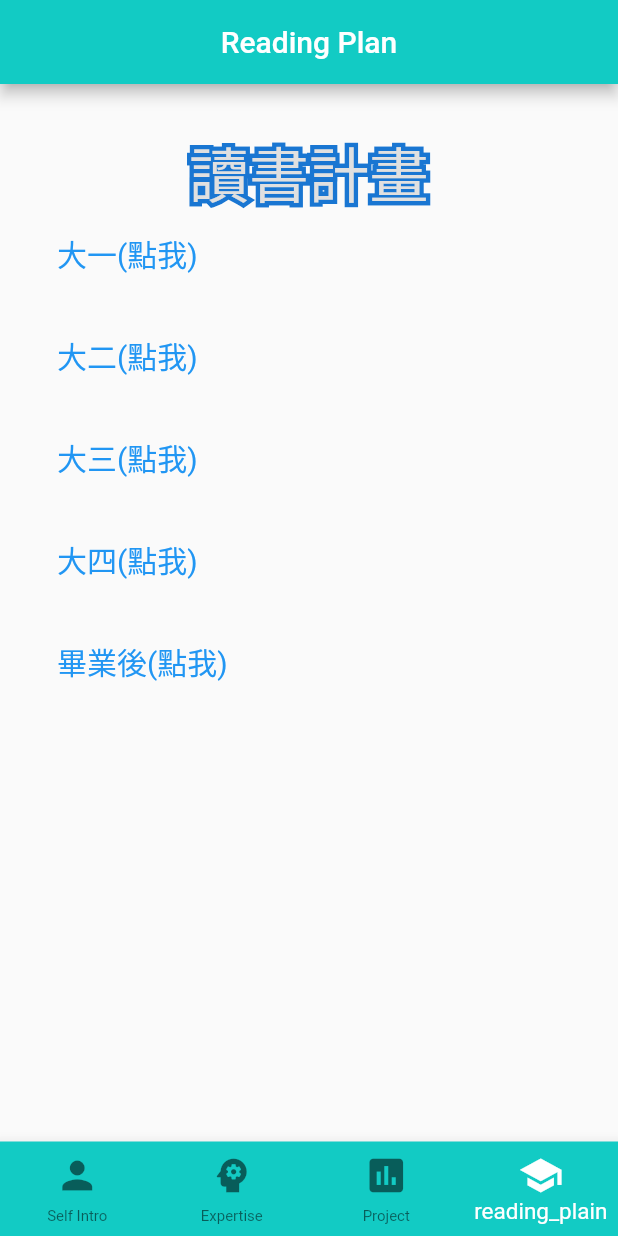
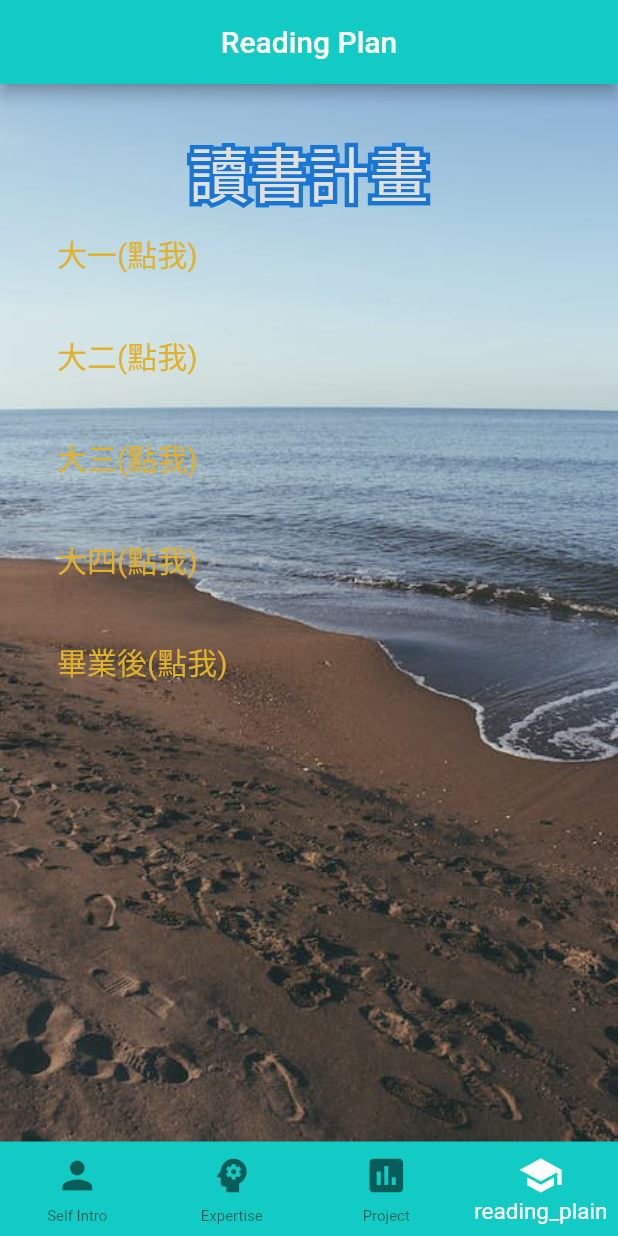
Before and after one commit to 6dingxianglong/NKUST_C109151163_-, a Flutter app: the screen it shows after launch, item 4 of the bottom bar chosen, on a phone screen of 412 x 824 dp. Run offline on Flutter 3.47's test engine with Material 2 defaults, Android fonts, the phone set to English and light mode, and no system bars; our stand-ins replace audioplayers, fluttertoast.

Commit message:
bg update

```diff
--- a/lib/page/readingPlan.dart
+++ b/lib/page/readingPlan.dart
@@ -21,7 +21,14 @@ class _page4State extends State<page4> {
         centerTitle: true,
         backgroundColor: const Color(0xff12CBC4),
       ),
-      body: ListView(
+      body: Container(
+        decoration: BoxDecoration(
+          image: DecorationImage(
+            image: AssetImage("asset/bg2.jpeg"),
+            fit: BoxFit.cover,
+          )
+        ),
+        child: ListView(
           children: [
             Container(
               margin: EdgeInsets.all(30),
@@ -62,7 +69,12 @@ class _page4State extends State<page4> {
                     onPressed: (){
                       show1=!show1;
                       setState(() {});},
-                child: const Text("大一(點我)", style: TextStyle(fontSize: 20,)),),
+                    child: const Text("大一(點我)",
+                        style: TextStyle(fontSize: 20,
+                          color: Color(0xffe1b12c)
+                        )
+                    ),
+                  ),
                   if(show1)
                     Container(
                       padding: EdgeInsets.all(20),
@@ -86,7 +98,11 @@ class _page4State extends State<page4> {
                     onPressed: (){
                       show2=!show2;
                       setState(() {});},
-                  child: const Text("大二(點我)", style: TextStyle(fontSize: 20,)),),
+                    child: const Text("大二(點我)",
+                        style: TextStyle(fontSize: 20,
+                            color: Color(0xffe1b12c))
+                    ),
+                  ),
 
                   if(show2)
                     Container(
@@ -113,7 +129,12 @@ class _page4State extends State<page4> {
                     onPressed: (){
                       show3=!show3;
                       setState(() {});},
-                  child: const Text("大三(點我)", style: TextStyle(fontSize: 20,)),),
+                    child: const Text("大三(點我)",
+                        style: TextStyle(fontSize: 20,
+                            color: Color(0xffe1b12c)
+                        )
+                    ),
+                  ),
                   if(show3)
                     Container(
                       padding: EdgeInsets.all(20),
@@ -139,7 +160,12 @@ class _page4State extends State<page4> {
                     onPressed: (){
                       show4=!show4;
                       setState(() {});},
-                  child: const Text("大四(點我)", style: TextStyle(fontSize: 20,)),),
+                    child: const Text("大四(點我)",
+                        style: TextStyle(fontSize: 20,
+                            color: Color(0xffe1b12c)
+                        )
+                    ),
+                  ),
                   if(show4)
                     Container(
                       padding: EdgeInsets.all(20),
@@ -163,7 +189,12 @@ class _page4State extends State<page4> {
                     onPressed: (){
                       show5=!show5;
                       setState(() {});},
-                  child: const Text("畢業後(點我)", style: TextStyle(fontSize: 20,)),),
+                    child: const Text("畢業後(點我)",
+                        style: TextStyle(fontSize: 20,
+                            color: Color(0xffe1b12c)
+                        )
+                    ),
+                  ),
                   if(show5)Container(
                     padding: EdgeInsets.all(20),
                     decoration: BoxDecoration(
@@ -184,6 +215,7 @@ class _page4State extends State<page4> {
             )
           ],
         ),
+      )
     );
   }
 }
--- a/pubspec.yaml
+++ b/pubspec.yaml
@@ -38,6 +38,7 @@ dependencies:
   cupertino_icons: ^1.0.2
   audioplayers: ^1.1.1
   fluttertoast: ^8.1.1
+  snippet_coder_utils: ^1.0.12
 
 
 dev_dependencies:
```
Also changed, not shown: lib/page/expertise.dart (+31 -12 lines), lib/page/project.dart (+15 -7 lines), lib/page/self_intro.dart (+2 -5 lines), asset/bg1.jpeg (added), asset/bg2.jpeg (added), asset/bg3.jpg (added), pubspec.lock. Lines whose indentation alone changed are shown as unchanged.
